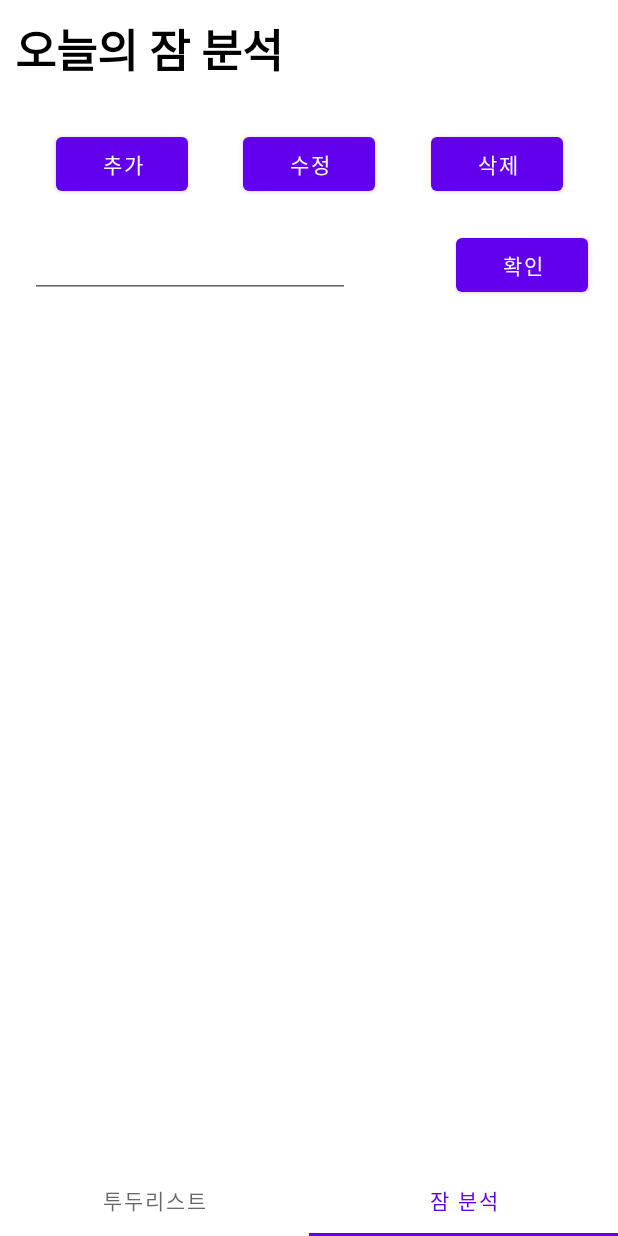
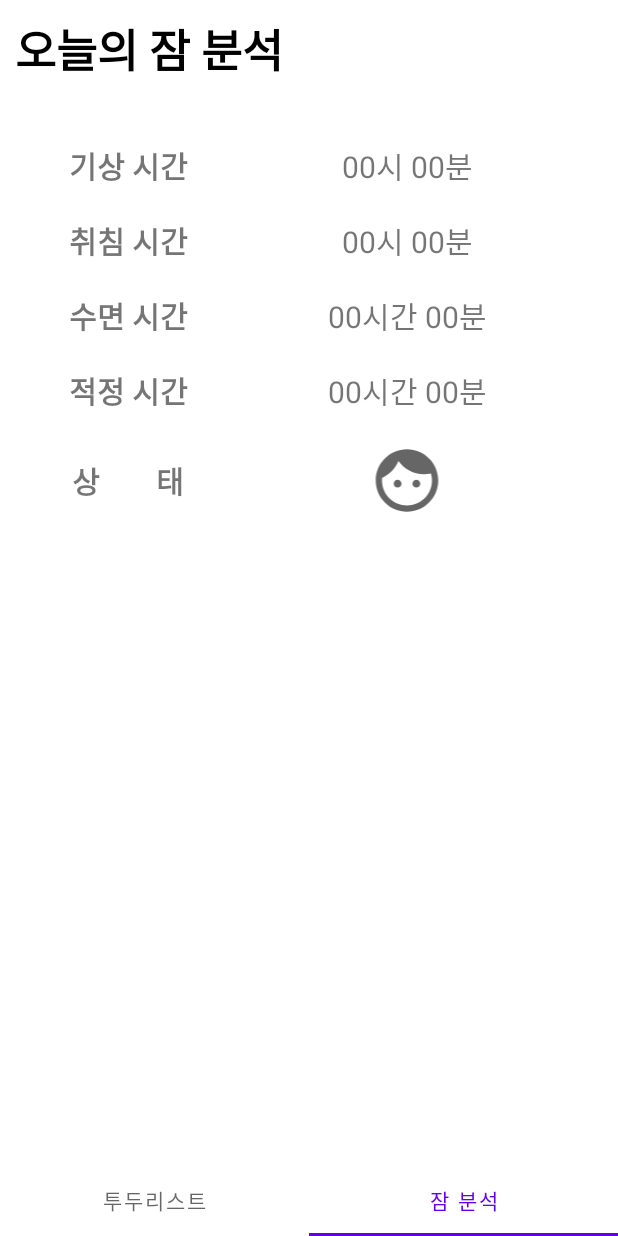
Before and after one commit to Jake-huen/Didyousleepwell, an Android app: the DateActivity screen opened directly, with no data from a screen before it, item 2 of the bottom bar chosen, on a phone screen of 412 x 824 dp. Run offline under Robolectric (Android 15) with nearby library versions, the phone set to English and light mode, and no system bars.

Commit message:
analysis page design

```diff
--- a/teamproject/app/src/main/java/com/example/myapplication/MainActivity.kt
+++ b/teamproject/app/src/main/java/com/example/myapplication/MainActivity.kt
@@ -1,24 +1,18 @@
 //메인 화면
 package com.example.myapplication
 
-import android.content.ContentValues.TAG
 import android.content.Intent
 import android.database.sqlite.SQLiteDatabase
-import android.icu.util.Calendar
 import android.os.Bundle
-import android.util.Log
 import androidx.appcompat.app.AppCompatActivity
 import com.example.myapplication.databinding.ActivityMainBinding
 import com.prolificinteractive.materialcalendarview.format.ArrayWeekDayFormatter
 import com.prolificinteractive.materialcalendarview.format.MonthArrayTitleFormatter
-import java.time.DayOfWeek
-
 
 class MainActivity : AppCompatActivity() {
     lateinit var binding: ActivityMainBinding
-    lateinit var dbHelper: DBHelper
+    private val dbHelper: DBHelper = DBHelper(this, "dysw.db", null, 1)
     lateinit var database: SQLiteDatabase
-
     override fun onCreate(savedInstanceState: Bundle?) {
         super.onCreate(savedInstanceState)
         binding = ActivityMainBinding.inflate(layoutInflater)
@@ -26,7 +20,6 @@ class MainActivity : AppCompatActivity() {
         initLayout()
         isDB_create()
     }
-
 
     private fun isDB_create() {
         val dbfile = getDatabasePath("dysw.db")
@@ -55,7 +48,7 @@ class MainActivity : AppCompatActivity() {
 
         //깰시간 정해주는 버튼
         binding.button1.setOnClickListener {
-            val intent = Intent(this, RecommendupActivity::class.java)
+            val intent = Intent(this, DateActivity::class.java)
             startActivity(intent)
         }
         //잘시간 벙해주는 버튼
--- a/teamproject/app/src/main/res/layout/activity_date.xml
+++ b/teamproject/app/src/main/res/layout/activity_date.xml
@@ -9,8 +9,7 @@
     <androidx.viewpager2.widget.ViewPager2
         android:id="@+id/viewpager"
         android:layout_width="match_parent"
-        android:layout_height="wrap_content"
-        app:layout_constraintTop_toTopOf="parent"/>
+        android:layout_height="match_parent"/>
 
     <com.google.android.material.tabs.TabLayout
         android:id="@+id/tab"
--- a/teamproject/app/src/main/res/layout/fragment_analysis.xml
+++ b/teamproject/app/src/main/res/layout/fragment_analysis.xml
@@ -4,9 +4,9 @@
     xmlns:tools="http://schemas.android.com/tools"
     android:layout_width="match_parent"
     android:layout_height="match_parent"
-    tools:context=".TodoFragment"><!--todolist임을 알리는 textView-->
+    tools:context=".TodoFragment">
     <TextView
-        android:id="@+id/todoTextView"
+        android:id="@+id/analysisTextView"
         android:layout_width="wrap_content"
         android:layout_height="wrap_content"
         android:text="오늘의 잠 분석"
@@ -18,62 +18,125 @@
         android:textStyle="bold"
         android:textColor="@color/black"/>
 
-    <!--            todolist가 담기는 recyclerView-->
-    <androidx.recyclerview.widget.RecyclerView
-        android:id="@+id/todoRecyclerView"
+    <TableLayout
+        android:id="@+id/analysisTable"
         android:layout_width="match_parent"
         android:layout_height="wrap_content"
-        app:layout_constraintTop_toBottomOf="@id/todoTextView"
+        app:layout_constraintTop_toBottomOf="@id/analysisTextView"
+        android:padding="20dp"
         android:layout_marginTop="10dp"
-        android:padding="10dp"/>
+        >
 
-    <!--            todolist를 추가,수정,삭제할 수 있는 버튼들-->
-    <Button
-        android:id="@+id/todoAddButton"
-        android:layout_width="wrap_content"
-        android:layout_height="wrap_content"
-        app:layout_constraintStart_toStartOf="parent"
-        app:layout_constraintEnd_toStartOf="@id/todoEditButton"
-        app:layout_constraintTop_toBottomOf="@id/todoRecyclerView"
+        <TableRow>
+            <TextView
+                android:text="기상 시간"
+                android:layout_width="0dp"
+                android:layout_height="match_parent"
+                android:layout_weight="1"
+                android:gravity="center"
+                android:textSize="20sp"
+                android:layout_margin="10dp"
+                android:textStyle="bold"
+                />
+            <!--분석에 맞는 얼굴 표시-->
+            <TextView
+                android:text="00시 00분"
+                android:layout_width="0dp"
+                android:layout_height="match_parent"
+                android:layout_weight="2"
+                android:gravity="center"
+                android:textSize="20sp"
+                android:layout_margin="10dp"
+                />
+        </TableRow>
 
-        android:text="추가"/>
+        <TableRow>
+            <TextView
+                android:text="취침 시간"
+                android:layout_width="0dp"
+                android:layout_height="match_parent"
+                android:layout_weight="1"
+                android:gravity="center"
+                android:textSize="20sp"
+                android:layout_margin="10dp"
+                android:textStyle="bold"
+                />
+            <!--            분석에 맞는 얼굴 표시-->
+            <TextView
+                android:text="00시 00분"
+                android:layout_width="0dp"
+                android:layout_height="match_parent"
+                android:layout_weight="2"
+                android:gravity="center"
+                android:textSize="20sp"
+                android:layout_margin="10dp"
+                />
+        </TableRow>
+        <TableRow>
+            <TextView
+                android:text="수면 시간"
+                android:layout_width="0dp"
+                android:layout_height="match_parent"
+                android:layout_weight="1"
+                android:gravity="center"
+                android:textSize="20sp"
+                android:layout_margin="10dp"
+                android:textStyle="bold"
+                />
+            <!--            분석에 맞는 얼굴 표시-->
+            <TextView
+                android:text="00시간 00분"
+                android:layout_width="0dp"
+                android:layout_height="match_parent"
+                android:layout_weight="2"
+                android:gravity="center"
+                android:textSize="20sp"
+                android:layout_margin="10dp"
+                />
+        </TableRow>
+        <TableRow>
+            <TextView
+                android:text="적정 시간"
+                android:layout_width="0dp"
+                android:layout_height="match_parent"
+                android:layout_weight="1"
+                android:gravity="center"
+                android:textSize="20sp"
+                android:layout_margin="10dp"
+                android:textStyle="bold"
+                />
 
-    <Button
-        android:id="@+id/todoEditButton"
-        android:layout_width="wrap_content"
-        android:layout_height="wrap_content"
-        app:layout_constraintStart_toEndOf="@id/todoAddButton"
-        app:layout_constraintEnd_toStartOf="@id/todoDeleteButton"
-        app:layout_constraintTop_toTopOf="@id/todoAddButton"
-        android:text="수정"/>
-
-    <Button
-        android:id="@+id/todoDeleteButton"
-        android:layout_width="wrap_content"
-        android:layout_height="wrap_content"
-        app:layout_constraintTop_toTopOf="@id/todoAddButton"
-        app:layout_constraintEnd_toEndOf="parent"
-        app:layout_constraintStart_toEndOf="@id/todoEditButton"
-
-        android:text="삭제"/>
-    <!--            todolist를 추가, 수정할 수 있는 editText와 button-->
-    <!--            평상시엔 안보이게 할 것, 추가, 수정 버튼 누르면 보여짐-->
-    <EditText
-        android:id="@+id/todoEditText"
-        android:layout_width="wrap_content"
-        android:layout_height="wrap_content"
-        android:ems="10"
-        app:layout_constraintTop_toBottomOf="@id/todoAddButton"
-        app:layout_constraintStart_toStartOf="parent"
-        android:layout_margin="20dp"/>
-
-    <Button
-        android:id="@+id/todoOkButton6"
-        android:layout_width="wrap_content"
-        android:layout_height="wrap_content"
-        android:text="확인"
-        app:layout_constraintBaseline_toBaselineOf="@id/todoEditText"
-        app:layout_constraintEnd_toEndOf="parent"
-        android:layout_margin="20dp"/>
+            <TextView
+                android:text="00시간 00분"
+                android:layout_width="0dp"
+                android:layout_height="match_parent"
+                android:layout_weight="2"
+                android:gravity="center"
+                android:textSize="20sp"
+                android:layout_margin="10dp"
+                />
+        </TableRow>
+        <TableRow>
+            <TextView
+                android:text="상        태"
+                android:layout_width="0dp"
+                android:layout_height="match_parent"
+                android:layout_weight="1"
+                android:gravity="center"
+                android:textSize="20sp"
+                android:layout_margin="10dp"
+                android:textStyle="bold"
+                />
+            <!--분석에 맞는 얼굴 표시-->
+            <ImageView
+                android:id="@+id/imageView4"
+                android:layout_width="0dp"
+                android:layout_height="50dp"
+                android:layout_weight="2"
+                android:src="@drawable/ic_baseline_face_24"
+                android:gravity="center"
+                android:layout_margin="10dp"/>
+        </TableRow>
+    </TableLayout>
 
 </androidx.constraintlayout.widget.ConstraintLayout>
```
